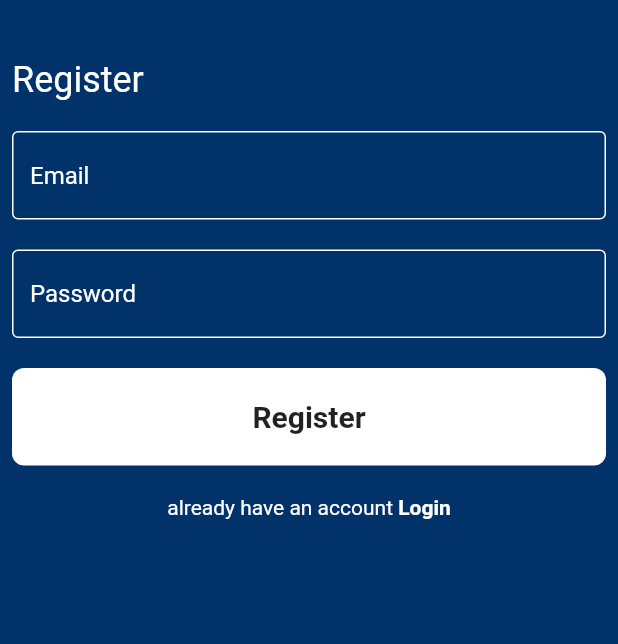
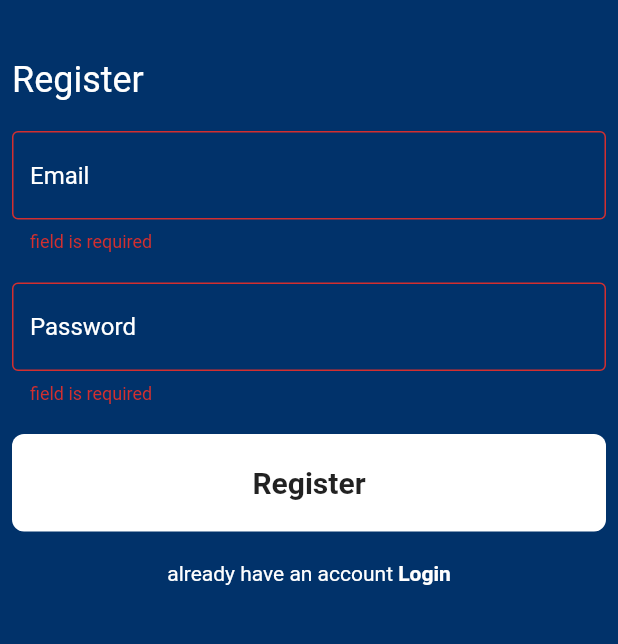
Before and after one commit to Riyam224/chat_app_flutter, a Flutter app: the RegisterPage screen opened by its route, after a tap on "Register", on a phone screen of 412 x 824 dp, the part 361-1005 px from its top. Run offline on Flutter 3.47's test engine with Material 2 defaults, Android fonts, the phone set to English and light mode, and no system bars; our stand-ins replace firebase_auth, firebase_core; accounts and stored records are empty.

Commit message:
add validation to form in customformfield

```diff
--- a/lib/pages/register_page.dart
+++ b/lib/pages/register_page.dart
@@ -12,12 +12,16 @@ class RegisterPage extends StatelessWidget {
   static String id = 'registerPage';
   String? email;
   String? password;
+  GlobalKey<FormState> FormKey = GlobalKey();
   @override
   Widget build(BuildContext context) {
     return Scaffold(
       backgroundColor: kPrimaryColor,
       body: Padding(
         padding: const EdgeInsets.symmetric(horizontal: 8),
+        // todo
+        child: Form(
+          key: FormKey,
           child: ListView(
             children: [
               SizedBox(
@@ -76,6 +80,7 @@ class RegisterPage extends StatelessWidget {
               ),
               CustomButton(
                 onTap: () async {
+                  if (FormKey.currentState!.validate()) {
   try {
     await registerUser();
   } on FirebaseAuth catch (ex) {
@@ -84,8 +89,13 @@ class RegisterPage extends StatelessWidget {
     } else if (ex == 'email-already-in-use') {
       showSnackBar(context, 'email already in use');
     }
+  } catch (ex) {
+    showSnackBar(context, 'there was an error ');
   }
   showSnackBar(context, 'success');
+} else {
+
+}
                 },
                 // todo error msg
                 text: 'Register',
@@ -122,6 +132,7 @@ class RegisterPage extends StatelessWidget {
             ],
           ),
         ),
+      ),
     );
   }
 
--- a/lib/pages/widgets/custom_text_field.dart
+++ b/lib/pages/widgets/custom_text_field.dart
@@ -7,7 +7,12 @@ class CustomTextField extends StatelessWidget {
 
   @override
   Widget build(BuildContext context) {
-    return TextField(
+    return TextFormField(
+      validator: (data) {
+        if (data!.isEmpty) {
+          return 'field is required ';
+        }
+      },
       onChanged: onChanged,
       decoration: InputDecoration(
         hintText: hintText,
```
Lines whose indentation alone changed are shown as unchanged.
